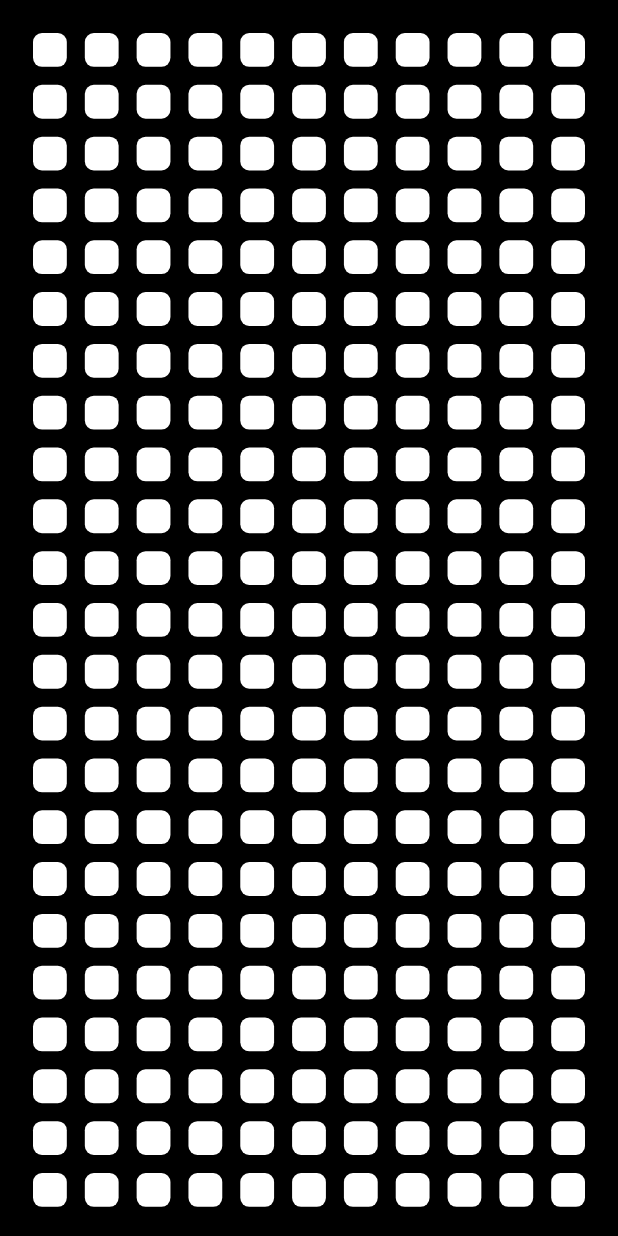
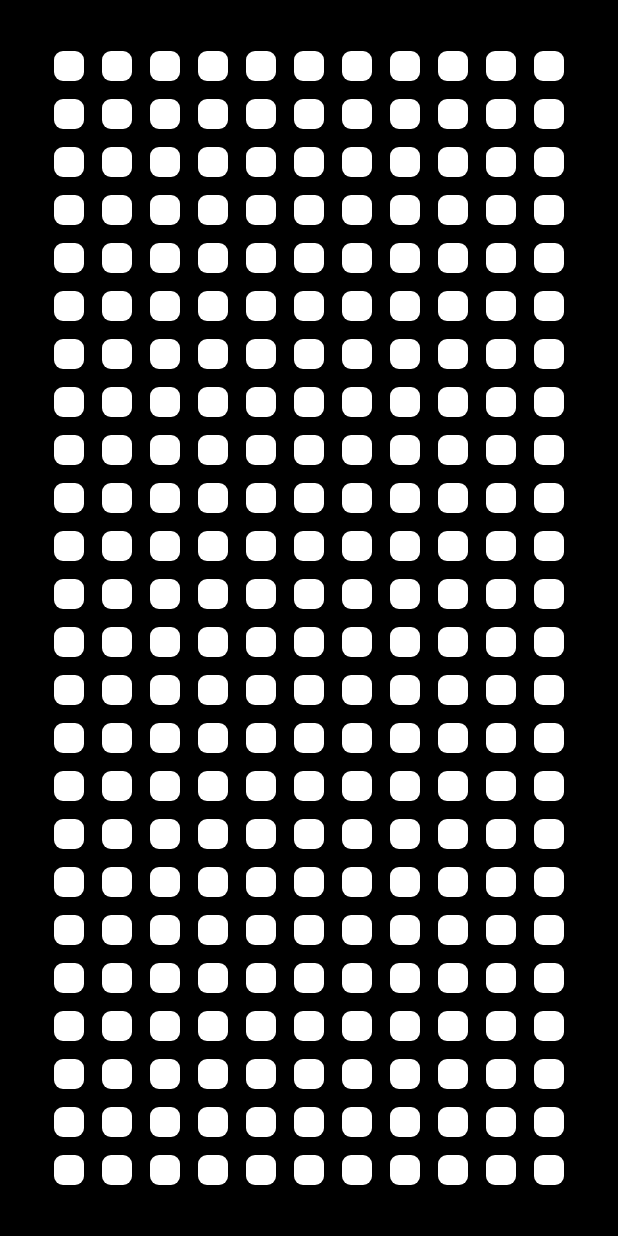
Before and after one commit to Aashu-Dubey/flutter-samples, a Flutter app: the GridMagnification screen opened by its route, on a phone screen of 412 x 824 dp. Run offline on Flutter 3.47's test engine with Material 2 defaults, Android fonts, the phone set to English and light mode, and no system bars; our stand-ins replace rive.

Commit message:
fix (grid-magnify): accurate calculation for container dimensions

```diff
--- a/lib/samples/animations/grid_magnification/grid_magnification.dart
+++ b/lib/samples/animations/grid_magnification/grid_magnification.dart
@@ -104,8 +104,8 @@ class _GridMagnificationState extends State<GridMagnification>
                   onTouchUpdate(details, isEnded: true);
                 },
                 child: SizedBox(
-                  width: viewWidth,
-                  height: viewHeight,
+                  width: maxCol * boxSize,
+                  height: maxRow * boxSize,
                   child: GridView.count(
                     crossAxisCount: maxCol,
                     physics: const NeverScrollableScrollPhysics(),
```
